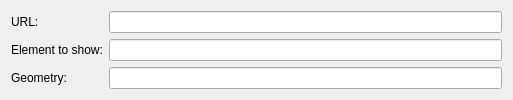
Old version of the form applets/webslice/plasma/websliceConfig.ui in the repository KDE/kdeplasma-addons.
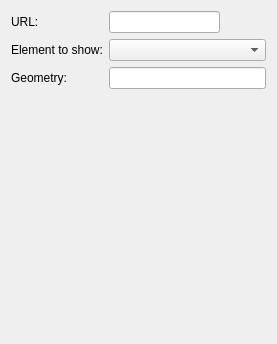
New version of the form. Custom widgets are drawn as their Qt base class.

Commit message:
combo for elements within the webpage
This also adds
- a bit of sugar on top of KGraphicsWebSlice APIs,
- refresh should really be a signal,
- by making the frame accessible, we can actually find out what to slice,
- also fix some docs.
- add a reload button to show the newly selected webpage, in order to
  select the frame without reloading the complete dialogue

Diff of the .ui file:
```diff
--- a/applets/webslice/plasma/websliceConfig.ui
+++ b/applets/webslice/plasma/websliceConfig.ui
@@ -6,8 +6,8 @@
    <rect>
     <x>0</x>
     <y>0</y>
-    <width>513</width>
-    <height>88</height>
+    <width>277</width>
+    <height>344</height>
    </rect>
   </property>
   <property name="sizePolicy">
@@ -26,9 +26,6 @@
    <string>Configure the System Bar</string>
   </property>
   <layout class="QFormLayout" name="formLayout">
-   <property name="fieldGrowthPolicy">
-    <enum>QFormLayout::ExpandingFieldsGrow</enum>
-   </property>
    <item row="0" column="0">
     <widget class="QLabel" name="urlLabel">
      <property name="text">
@@ -37,7 +34,18 @@
     </widget>
    </item>
    <item row="0" column="1">
-    <widget class="KLineEdit" name="urlEdit"/>
+    <layout class="QHBoxLayout" name="horizontalLayout">
+     <item>
+      <widget class="KLineEdit" name="urlEdit"/>
+     </item>
+     <item>
+      <widget class="KPushButton" name="loadUrl">
+       <property name="flat">
+        <bool>true</bool>
+       </property>
+      </widget>
+     </item>
+    </layout>
    </item>
    <item row="1" column="0">
     <widget class="QLabel" name="elementLabel">
@@ -47,7 +55,7 @@
     </widget>
    </item>
    <item row="1" column="1">
-    <widget class="KLineEdit" name="elementEdit"/>
+    <widget class="KComboBox" name="elementCombo"/>
    </item>
    <item row="2" column="0">
     <widget class="QLabel" name="label">
@@ -62,11 +70,21 @@
   </layout>
  </widget>
  <customwidgets>
+  <customwidget>
+   <class>KPushButton</class>
+   <extends>QPushButton</extends>
+   <header>kpushbutton.h</header>
+  </customwidget>
   <customwidget>
    <class>KLineEdit</class>
    <extends>QLineEdit</extends>
    <header>klineedit.h</header>
   </customwidget>
+  <customwidget>
+   <class>KComboBox</class>
+   <extends>QComboBox</extends>
+   <header>kcombobox.h</header>
+  </customwidget>
  </customwidgets>
  <resources/>
  <connections/>
```
The commit also changes 4 other files.
